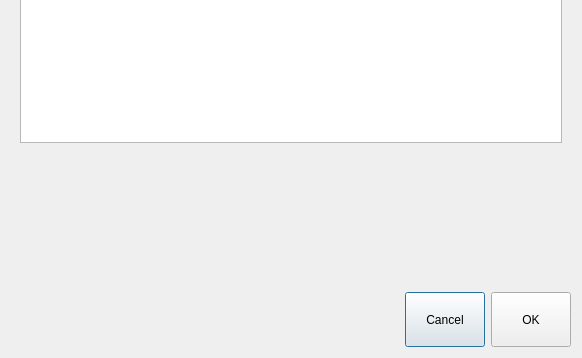
First picture: the form in generalsettingdialog.ui, repository mishkoLitvin/L_Aries-progect, before the edit; both pictures show x 0 to 582 and y 345 to 703 of the 582 by 703 pixel window.
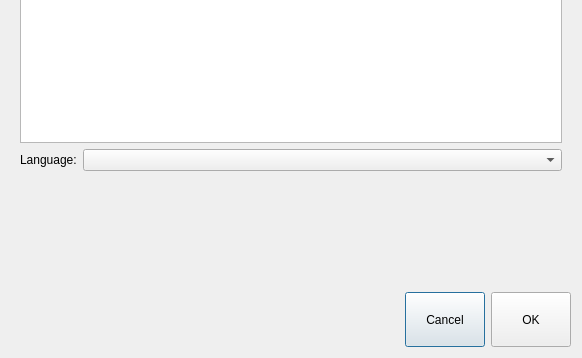
Second picture: the form after the edit. The open tabs and pages were chosen to show the change. Icons and pictures are not drawn.

What changed in the file:
```diff
--- a/generalsettingdialog.ui
+++ b/generalsettingdialog.ui
@@ -85,7 +85,7 @@
      </property>
      <property name="iconSize">
       <size>
-       <width>32</width>
+       <width>20</width>
        <height>32</height>
       </size>
      </property>
@@ -185,6 +185,20 @@
        <item>
         <widget class="QListWidget" name="listWidgetIcons"/>
        </item>
+       <item>
+        <layout class="QHBoxLayout" name="horizontalLayout_9" stretch="1,10">
+         <item>
+          <widget class="QLabel" name="label_14">
+           <property name="text">
+            <string>Language:</string>
+           </property>
+          </widget>
+         </item>
+         <item>
+          <widget class="QComboBox" name="comboBoxLang"/>
+         </item>
+        </layout>
+       </item>
        <item>
         <spacer name="verticalSpacer_2">
          <property name="orientation">
```
Left out of the diff: 2 changed lines with no effect on the pictures.
